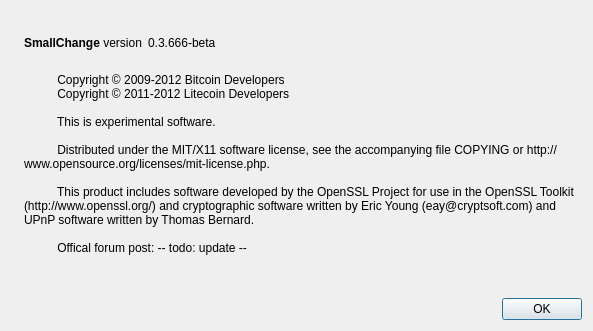
First picture: the form in src/qt/forms/aboutdialog.ui, repository hodachung1709/crecoin, before the edit.
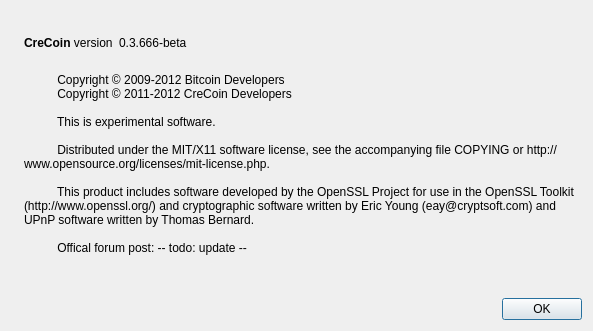
Second picture: the form after the edit. Icons and pictures are not drawn.

Diff of the .ui file:
```diff
--- a/src/qt/forms/aboutdialog.ui
+++ b/src/qt/forms/aboutdialog.ui
@@ -50,7 +50,7 @@
           <cursorShape>IBeamCursor</cursorShape>
          </property>
          <property name="text">
-          <string>&lt;b&gt;SmallChange&lt;/b&gt; version</string>
+          <string>&lt;b&gt;CreCoin&lt;/b&gt; version</string>
          </property>
          <property name="textInteractionFlags">
           <set>Qt::LinksAccessibleByMouse|Qt::TextSelectableByKeyboard|Qt::TextSelectableByMouse</set>
@@ -96,7 +96,7 @@
        <property name="text">
         <string>
           Copyright © 2009-2012 Bitcoin Developers
-          Copyright © 2011-2012 Litecoin Developers
+          Copyright © 2011-2012 CreCoin Developers
 
           This is experimental software.
 
```
Left out of the diff: 2 changed lines with no effect on the pictures.
